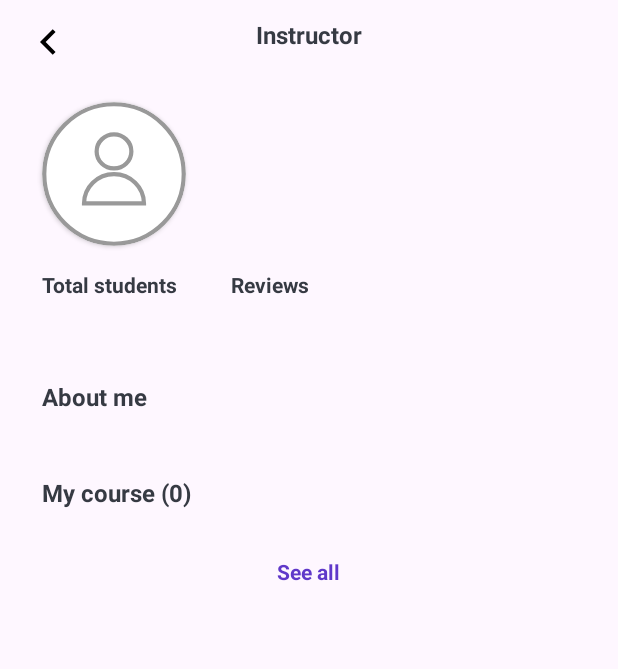
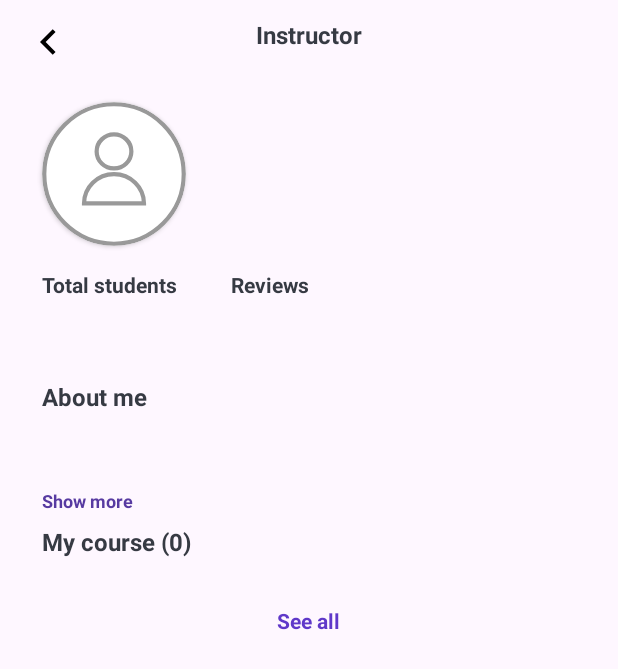
Before and after one commit to DeadlineShooters/Yudemy-Mobile, an Android app: the InstructorProfileActivity screen opened directly, with no data from a screen before it, on a phone screen of 412 x 824 dp. Shown: the top 669 px of the screen. Run offline under Robolectric (Android 15) with nearby library versions, the phone set to English and light mode, and no system bars; our stand-ins replace Firebase (no records; nobody signed in at launch, a user with empty details on screens opened directly); libraries missing offline, so code that uses them is left out: com.cloudinary, com.cloudinary.android, com.cloudinary.utils; 1 statement that could not run was skipped.

Commit message:
fixed course list status, and layout

```diff
--- a/app/src/main/java/com/deadlineshooters/yudemy/activities/InstructorAllCoursesActivity.kt
+++ b/app/src/main/java/com/deadlineshooters/yudemy/activities/InstructorAllCoursesActivity.kt
@@ -44,7 +44,8 @@ class InstructorAllCoursesActivity : BaseActivity() {
         }
 
         courseViewModel.courses.observe(this, Observer { it ->
-            instructorCourseListAdapter = InstructorCourseListAdapter(it, this)
+            val courses = it.filter { course -> course.status }
+            instructorCourseListAdapter = InstructorCourseListAdapter(courses, this)
             instructorAllCoursesView.adapter = instructorCourseListAdapter
             instructorAllCoursesView.layoutManager = LinearLayoutManager(this)
             instructorCourseListAdapter.onItemClick = { course ->
@@ -53,6 +54,7 @@ class InstructorAllCoursesActivity : BaseActivity() {
                 startActivity(intent)
             }
         })
+
 //
 //        instructorCourseListAdapter = InstructorCourseListAdapter(dumpCourseList)
 //        instructorAllCoursesView.adapter = instructorCourseListAdapter
--- a/app/src/main/java/com/deadlineshooters/yudemy/activities/InstructorProfileActivity.kt
+++ b/app/src/main/java/com/deadlineshooters/yudemy/activities/InstructorProfileActivity.kt
@@ -3,6 +3,7 @@ package com.deadlineshooters.yudemy.activities
 import InstructorCourseListAdapter
 import android.content.Intent
 import android.os.Bundle
+import android.util.Log
 import android.widget.Button
 import android.widget.ImageView
 import android.widget.TextView
@@ -68,7 +69,7 @@ class InstructorProfileActivity : BaseActivity() {
             ImageViewHelper().setImageViewFromUrl(it.image, instructorImage)
         })
 
-        if(instructorBio.lineCount <= 7){
+        if(instructorBio.maxLines < 7){
             showMoreBtn.visibility = TextView.GONE
         }
 
@@ -85,9 +86,10 @@ class InstructorProfileActivity : BaseActivity() {
 
 
         courseViewModel.courses.observe(this, Observer { it ->
-            instructorCoursesOverview.text = "My course (${it.size.toString()})"
+            val courses = it.filter { course -> course.status }
+            instructorCoursesOverview.text = "My course (${courses.size.toString()})"
 
-            instructorCourseListAdapter = InstructorCourseListAdapter(it, this)
+            instructorCourseListAdapter = InstructorCourseListAdapter(courses, this)
             instructorCoursesView.adapter = instructorCourseListAdapter
             instructorCoursesView.layoutManager = LinearLayoutManager(this)
 
--- a/app/src/main/java/com/deadlineshooters/yudemy/dialogs/QADialog.kt
+++ b/app/src/main/java/com/deadlineshooters/yudemy/dialogs/QADialog.kt
@@ -308,6 +308,7 @@ class QADialog(private val courseId: String, private val curLecture: String) : D
                 replyListView.layoutManager = LinearLayoutManager(requireContext())
             })
             questionDetailContent.text = question.details
+
 
             replyContent.doAfterTextChanged {
                 sendBtn.isClickable = replyContent.text.isNotBlank()
--- a/app/src/main/java/com/deadlineshooters/yudemy/repositories/AuthenticationRepository.kt
+++ b/app/src/main/java/com/deadlineshooters/yudemy/repositories/AuthenticationRepository.kt
@@ -10,6 +10,7 @@ import android.widget.Toast
 import com.deadlineshooters.yudemy.activities.StudentMainActivity
 import com.google.android.gms.auth.api.signin.GoogleSignInAccount
 import com.google.android.gms.auth.api.signin.GoogleSignInClient
+import com.google.firebase.auth.ActionCodeSettings
 import com.google.firebase.auth.FirebaseAuth
 import com.google.firebase.auth.FirebaseAuthInvalidCredentialsException
 import com.google.firebase.auth.FirebaseAuthUserCollisionException
@@ -46,6 +47,8 @@ class AuthenticationRepository {
                     } else {
                         // Xử lý các loại lỗi khác
                         Log.d("auth error", exception?.message ?: "Unknown error")
+                        auth.currentUser?.delete()
+                        auth.signOut()
                         callback(null)
                     }
                 }
--- a/app/src/main/res/layout/question_list_item.xml
+++ b/app/src/main/res/layout/question_list_item.xml
@@ -69,9 +69,11 @@
         android:layout_width="wrap_content"
         android:layout_height="wrap_content"
         android:layout_marginTop="12dp"
+        android:layout_marginBottom="16dp"
         android:text="TextView"
         android:textColor="#4027AB"
         android:textStyle="bold"
+        app:layout_constraintBottom_toBottomOf="parent"
         app:layout_constraintStart_toStartOf="@+id/questionTitle"
         app:layout_constraintTop_toBottomOf="@+id/askerName" />
 
```
Also changed, not shown: app/src/main/java/com/deadlineshooters/yudemy/activities/SignUpWithEmailActivity.kt (+23 -0 lines).
